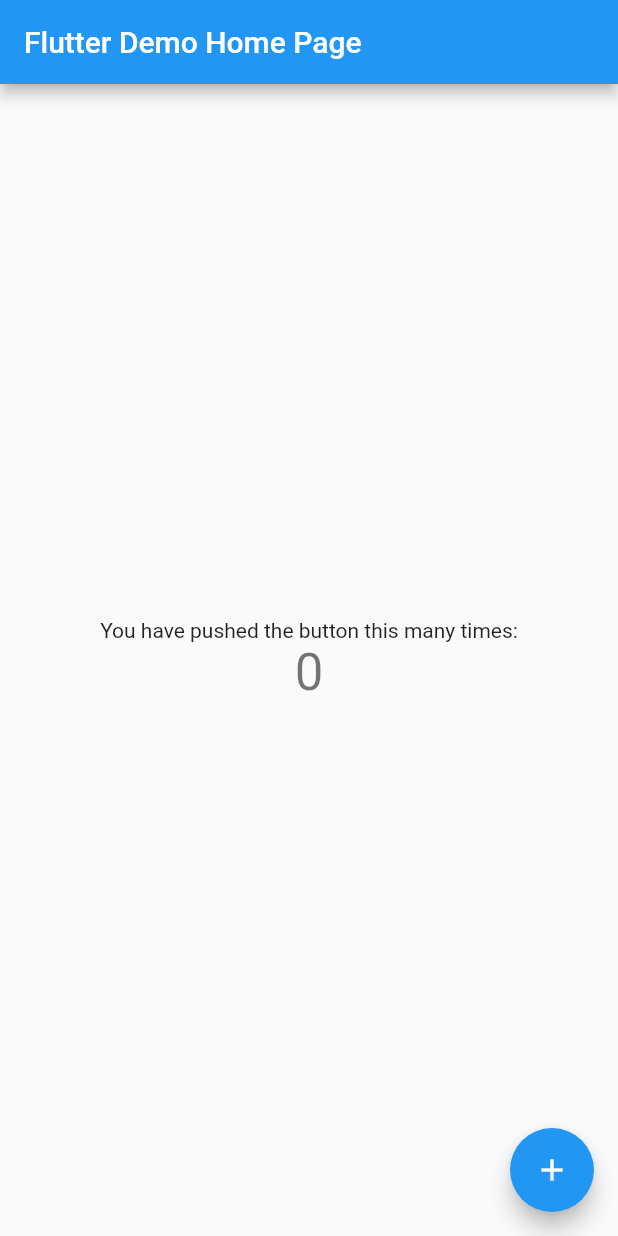
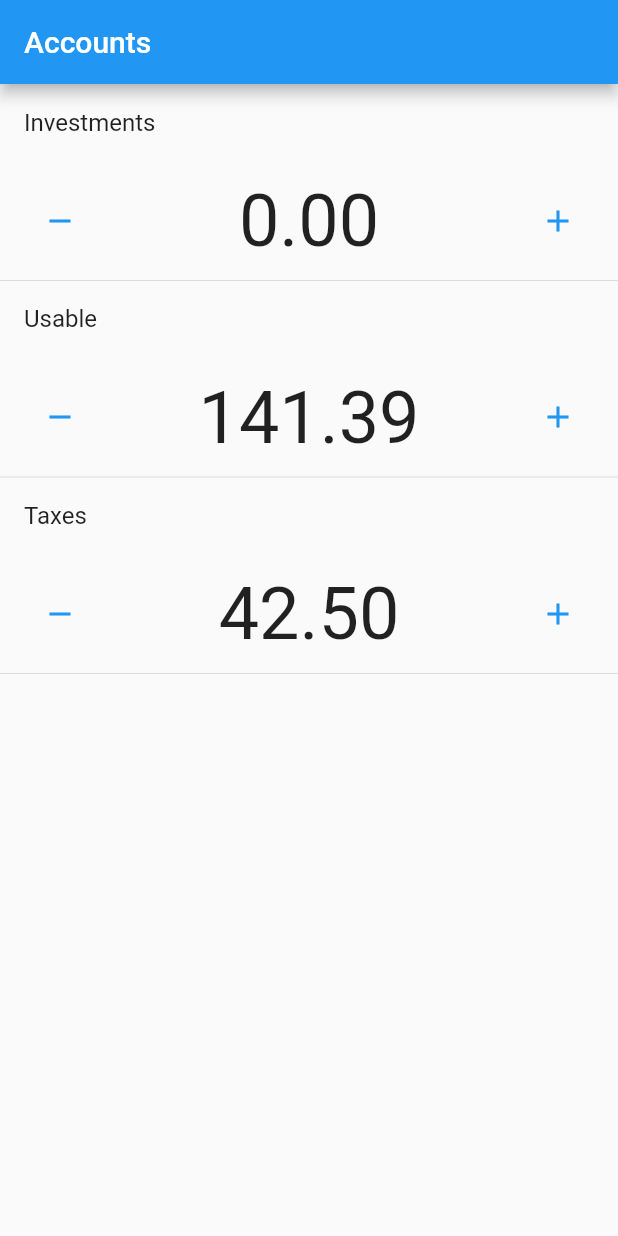
Before and after one commit to wesleydashner/flutter_budget, a Flutter app: the screen it shows after launch, on a phone screen of 412 x 824 dp. Run offline on Flutter 3.47's test engine with Material 2 defaults, Android fonts, the light colour scheme and no system bars.

Commit message:
got UI populating from account models

```diff
--- a/lib/main.dart
+++ b/lib/main.dart
@@ -1,111 +1,17 @@
+import 'package:budget/screens/home/home.dart';
 import 'package:flutter/material.dart';
 
-void main() => runApp(MyApp());
+void main() => runApp(BudgetApp());
 
-class MyApp extends StatelessWidget {
-  // This widget is the root of your application.
+class BudgetApp extends StatelessWidget {
   @override
   Widget build(BuildContext context) {
     return MaterialApp(
-      title: 'Flutter Demo',
+      title: 'Budget',
       theme: ThemeData(
-        // This is the theme of your application.
-        //
-        // Try running your application with "flutter run". You'll see the
-        // application has a blue toolbar. Then, without quitting the app, try
-        // changing the primarySwatch below to Colors.green and then invoke
-        // "hot reload" (press "r" in the console where you ran "flutter run",
-        // or simply save your changes to "hot reload" in a Flutter IDE).
-        // Notice that the counter didn't reset back to zero; the application
-        // is not restarted.
-        primarySwatch: Colors.blue,
+        primaryColor: Colors.blue,
       ),
-      home: MyHomePage(title: 'Flutter Demo Home Page'),
+      home: Home(),
     );
   }
 }
-
-class MyHomePage extends StatefulWidget {
-  MyHomePage({Key key, this.title}) : super(key: key);
-
-  // This widget is the home page of your application. It is stateful, meaning
-  // that it has a State object (defined below) that contains fields that affect
-  // how it looks.
-
-  // This class is the configuration for the state. It holds the values (in this
-  // case the title) provided by the parent (in this case the App widget) and
-  // used by the build method of the State. Fields in a Widget subclass are
-  // always marked "final".
-
-  final String title;
-
-  @override
-  _MyHomePageState createState() => _MyHomePageState();
-}
-
-class _MyHomePageState extends State<MyHomePage> {
-  int _counter = 0;
-
-  void _incrementCounter() {
-    setState(() {
-      // This call to setState tells the Flutter framework that something has
-      // changed in this State, which causes it to rerun the build method below
-      // so that the display can reflect the updated values. If we changed
-      // _counter without calling setState(), then the build method would not be
-      // called again, and so nothing would appear to happen.
-      _counter++;
-    });
-  }
-
-  @override
-  Widget build(BuildContext context) {
-    // This method is rerun every time setState is called, for instance as done
-    // by the _incrementCounter method above.
-    //
-    // The Flutter framework has been optimized to make rerunning build methods
-    // fast, so that you can just rebuild anything that needs updating rather
-    // than having to individually change instances of widgets.
-    return Scaffold(
-      appBar: AppBar(
-        // Here we take the value from the MyHomePage object that was created by
-        // the App.build method, and use it to set our appbar title.
-        title: Text(widget.title),
-      ),
-      body: Center(
-        // Center is a layout widget. It takes a single child and positions it
-        // in the middle of the parent.
-        child: Column(
-          // Column is also a layout widget. It takes a list of children and
-          // arranges them vertically. By default, it sizes itself to fit its
-          // children horizontally, and tries to be as tall as its parent.
-          //
-          // Invoke "debug painting" (press "p" in the console, choose the
-          // "Toggle Debug Paint" action from the Flutter Inspector in Android
-          // Studio, or the "Toggle Debug Paint" command in Visual Studio Code)
-          // to see the wireframe for each widget.
-          //
-          // Column has various properties to control how it sizes itself and
-          // how it positions its children. Here we use mainAxisAlignment to
-          // center the children vertically; the main axis here is the vertical
-          // axis because Columns are vertical (the cross axis would be
-          // horizontal).
-          mainAxisAlignment: MainAxisAlignment.center,
-          children: <Widget>[
-            Text(
-              'You have pushed the button this many times:',
-            ),
-            Text(
-              '$_counter',
-              style: Theme.of(context).textTheme.display1,
-            ),
-          ],
-        ),
-      ),
-      floatingActionButton: FloatingActionButton(
-        onPressed: _incrementCounter,
-        tooltip: 'Increment',
-        child: Icon(Icons.add),
-      ), // This trailing comma makes auto-formatting nicer for build methods.
-    );
-  }
-}
--- /dev/null
+++ b/lib/models/account.dart
@@ -0,0 +1,14 @@
+class Account {
+  final String name;
+  final double amount;
+
+  Account({
+    this.name,
+    this.amount,
+  });
+
+  @override
+  String toString() {
+    return 'Account{name: $name, amount: $amount}';
+  }
+}
--- /dev/null
+++ b/lib/screens/home/home.dart
@@ -0,0 +1,34 @@
+import 'package:budget/models/account.dart';
+import 'package:budget/screens/home/widgets/account_card.dart';
+import 'package:flutter/material.dart';
+
+class Home extends StatelessWidget {
+  final accounts = <Account>[
+    Account(name: 'Investments', amount: 0),
+    Account(name: 'Usable', amount: 141.39),
+    Account(name: 'Taxes', amount: 42.5),
+  ];
+
+  @override
+  Widget build(BuildContext context) {
+    var accountCards = <Widget>[];
+    for (final account in accounts) {
+      accountCards.add(AccountCard(
+        name: account.name,
+        amount: account.amount,
+      ));
+      accountCards.add(Divider(height: 0));
+    }
+    return Scaffold(
+      appBar: AppBar(
+        title: Text('Accounts'),
+        backgroundColor: Theme.of(context).primaryColor,
+      ),
+      body: SingleChildScrollView(
+        child: Column(
+          children: <Widget>[...accountCards],
+        ),
+      ),
+    );
+  }
+}
--- /dev/null
+++ b/lib/screens/home/widgets/account_card.dart
@@ -0,0 +1,58 @@
+import 'package:flutter/material.dart';
+
+class AccountCard extends StatelessWidget {
+  final String name;
+  final double amount;
+
+  AccountCard({
+    @required this.name,
+    @required this.amount,
+  });
+
+  @override
+  Widget build(BuildContext context) {
+    final double buttonWidth = 80;
+
+    return Column(
+      children: <Widget>[
+        Padding(
+          padding: const EdgeInsets.all(16),
+          child: Row(
+            children: <Widget>[
+              Text(
+                name,
+                style: TextStyle(fontSize: 16),
+              ),
+            ],
+          ),
+        ),
+        Row(
+          children: <Widget>[
+            Container(
+              height: buttonWidth,
+              width: buttonWidth,
+              child: FlatButton(
+                child: Icon(
+                  Icons.remove,
+                  color: Theme.of(context).primaryColor,
+                ),
+                onPressed: () => debugPrint('subtract'),
+              ),
+            ),
+            Spacer(),
+            Text(amount.toStringAsFixed(2), style: TextStyle(fontSize: 48)),
+            Spacer(),
+            Container(
+              height: buttonWidth,
+              width: buttonWidth,
+              child: FlatButton(
+                child: Icon(Icons.add, color: Theme.of(context).primaryColor),
+                onPressed: () => debugPrint('add'),
+              ),
+            ),
+          ],
+        ),
+      ],
+    );
+  }
+}
```
Also changed, not shown: 3 other files.
